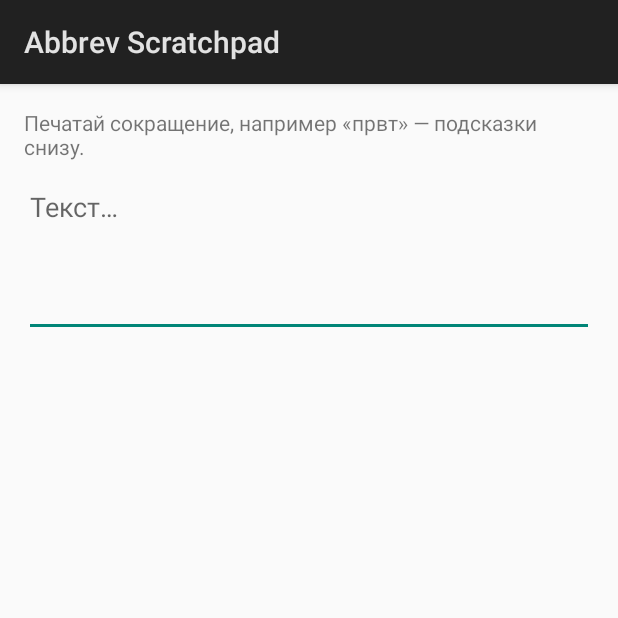
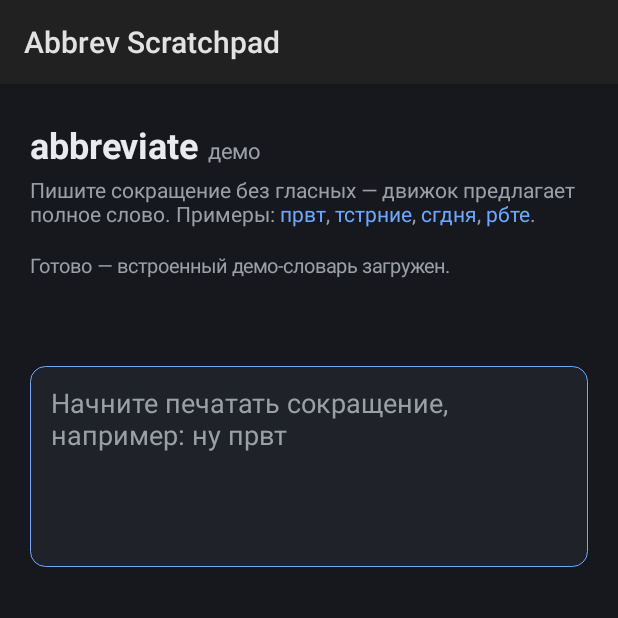
Before and after one commit to PhysShell/abbreviate, an Android app: the screen it shows after launch (ScratchpadActivity), on a phone screen of 412 x 824 dp, the top half of it. Run offline under Robolectric (Android 15) with nearby library versions, the phone set to English and light mode, and no system bars; 1 statement that could not run was skipped.

Commit message:
android: restyle scratchpad to match the web demo
Mirror platforms/web look in the scratchpad shell:
- dark palette lifted from web/style.css (bg/panel/ink/accent/border)
- numbered suggestion chips; the selected one goes accent + bold (badge
  border too), like the first chip on the web
- header + hint with accent-tinted example abbreviations, a status line,
  and a panelled EditText with an accent focus ring

Also: insert "form " (trailing space) on accept so the next abbreviation
starts clean (matches the web), digit keys 1–9 pick a suggestion on a
hardware keyboard, and a Log.d("Abbrev", …) on accept for on-device
diagnostics. Pure shell/TextHost changes — SuggestionController and the
engine port are untouched.

```diff
--- a/platforms/android/app/src/main/java/com/physshell/abbreviate/ScratchpadActivity.kt
+++ b/platforms/android/app/src/main/java/com/physshell/abbreviate/ScratchpadActivity.kt
@@ -3,31 +3,40 @@ package com.physshell.abbreviate
 import android.app.Activity
 import android.graphics.Color
 import android.graphics.Typeface
+import android.graphics.drawable.GradientDrawable
 import android.os.Bundle
 import android.text.Editable
+import android.text.SpannableStringBuilder
+import android.text.Spanned
 import android.text.TextWatcher
+import android.text.style.ForegroundColorSpan
+import android.text.style.RelativeSizeSpan
+import android.text.style.StyleSpan
+import android.util.Log
 import android.util.TypedValue
 import android.view.Gravity
 import android.view.KeyEvent
 import android.view.ViewGroup.LayoutParams.MATCH_PARENT
 import android.view.ViewGroup.LayoutParams.WRAP_CONTENT
-import android.widget.Button
 import android.widget.EditText
 import android.widget.HorizontalScrollView
 import android.widget.LinearLayout
 import android.widget.TextView
+import com.physshell.abbreviate.controller.StripState
 import com.physshell.abbreviate.controller.SuggestionController
-import com.physshell.abbreviate.controller.StripState
 import com.physshell.abbreviate.engine.UniffiSuggestionPort
 import com.physshell.abbreviate.host.TextHost
 
 /**
  * A minimal on-device scratchpad: type abbreviations into the field, the strip
- * offers expansions, tap (or dpad + center) to insert. Its only job is to prove
- * the full loop on a real device — the UniFFI binding loads, the engine ranks,
- * and the [SuggestionController]/[TextHost] seam works — without committing to a
- * full keyboard. The same controller will drive the eventual IME/accessibility
- * shells; only the [TextHost] below is shell-specific.
+ * offers expansions, tap (or dpad / digit keys) to insert. Its only job is to
+ * prove the full loop on a real device — the UniFFI binding loads, the engine
+ * ranks, and the [SuggestionController]/[TextHost] seam works — without
+ * committing to a full keyboard. The same controller will drive the eventual
+ * IME/accessibility shells; only the [TextHost] below is shell-specific.
+ *
+ * The look deliberately mirrors the web demo (`platforms/web`): dark panel,
+ * accent-coloured top suggestion, numbered chips.
  */
 class ScratchpadActivity : Activity(), TextHost {
 
@@ -44,20 +53,45 @@ class ScratchpadActivity : Activity(), TextHost {
 
         val root = LinearLayout(this).apply {
             orientation = LinearLayout.VERTICAL
-            setPadding(dp(16), dp(16), dp(16), dp(16))
+            setBackgroundColor(BG)
+            setPadding(dp(20), dp(24), dp(20), dp(24))
         }
 
+        root.addView(title())
+        root.addView(hint())
         root.addView(
             TextView(this).apply {
-                text = "Печатай сокращение, например «првт» — подсказки снизу."
-                setPadding(0, 0, 0, dp(8))
+                text = "Готово — встроенный демо-словарь загружен."
+                setTextColor(MUTED)
+                setTextSize(TypedValue.COMPLEX_UNIT_SP, 13f)
+                setPadding(0, dp(4), 0, dp(8))
             },
         )
 
+        strip = LinearLayout(this).apply {
+            orientation = LinearLayout.HORIZONTAL
+            gravity = Gravity.CENTER_VERTICAL
+            minimumHeight = dp(42)
+        }
+        root.addView(
+            HorizontalScrollView(this).apply {
+                isFillViewport = true
+                isHorizontalScrollBarEnabled = false
+                addView(strip)
+            },
+            LinearLayout.LayoutParams(MATCH_PARENT, WRAP_CONTENT).apply { bottomMargin = dp(8) },
+        )
+
         editor = EditText(this).apply {
-            hint = "Текст…"
-            setLines(4)
+            hint = "Начните печатать сокращение, например: ну првт"
+            setLines(5)
             gravity = Gravity.TOP or Gravity.START
+            setTextColor(INK)
+            setHintTextColor(MUTED)
+            background = panel(BORDER)
+            setPadding(dp(14), dp(12), dp(14), dp(12))
+            // Accent focus ring, like `#editor:focus` on the web.
+            setOnFocusChangeListener { _, focused -> background = panel(if (focused) ACCENT else BORDER) }
             addTextChangedListener(object : TextWatcher {
                 override fun beforeTextChanged(s: CharSequence?, a: Int, b: Int, c: Int) {}
                 override fun onTextChanged(s: CharSequence?, a: Int, b: Int, c: Int) {}
@@ -68,16 +102,8 @@ class ScratchpadActivity : Activity(), TextHost {
         }
         root.addView(editor, LinearLayout.LayoutParams(MATCH_PARENT, WRAP_CONTENT))
 
-        strip = LinearLayout(this).apply { orientation = LinearLayout.HORIZONTAL }
-        root.addView(
-            HorizontalScrollView(this).apply {
-                isFillViewport = true
-                addView(strip)
-            },
-            LinearLayout.LayoutParams(MATCH_PARENT, WRAP_CONTENT).apply { topMargin = dp(8) },
-        )
-
         setContentView(root)
+        editor.requestFocus()
     }
 
     // --- TextHost: the only shell-specific text plumbing -------------------
@@ -95,10 +121,44 @@ class ScratchpadActivity : Activity(), TextHost {
         if (editor.text.substring(start, caret) != token) return
         applying = true
         try {
-            editor.text.replace(start, caret, replacement)
-            editor.setSelection(start + replacement.length)
+            // Insert "form " (trailing space) so the next abbreviation starts clean,
+            // matching the web demo's accept behaviour.
+            editor.text.replace(start, caret, "$replacement ")
+            editor.setSelection(start + replacement.length + 1)
         } finally {
             applying = false
+        }
+    }
+
+    // --- Header ------------------------------------------------------------
+
+    private fun title(): TextView {
+        val s = SpannableStringBuilder("abbreviate  демо")
+        s.setSpan(StyleSpan(Typeface.BOLD), 0, 10, Spanned.SPAN_INCLUSIVE_EXCLUSIVE)
+        s.setSpan(ForegroundColorSpan(MUTED), 10, s.length, Spanned.SPAN_INCLUSIVE_EXCLUSIVE)
+        s.setSpan(RelativeSizeSpan(0.6f), 10, s.length, Spanned.SPAN_INCLUSIVE_EXCLUSIVE)
+        return TextView(this).apply {
+            text = s
+            setTextColor(INK)
+            setTextSize(TypedValue.COMPLEX_UNIT_SP, 24f)
+            setPadding(0, 0, 0, dp(4))
+        }
+    }
+
+    private fun hint(): TextView {
+        val full = "Пишите сокращение без гласных — движок предлагает полное слово. " +
+            "Примеры: првт, тстрние, сгдня, рбте."
+        val s = SpannableStringBuilder(full)
+        // Tint the example abbreviations with the accent, like the <code> chips.
+        for (ex in listOf("првт", "тстрние", "сгдня", "рбте")) {
+            val at = full.indexOf(ex)
+            if (at >= 0) s.setSpan(ForegroundColorSpan(ACCENT), at, at + ex.length, Spanned.SPAN_INCLUSIVE_EXCLUSIVE)
+        }
+        return TextView(this).apply {
+            text = s
+            setTextColor(MUTED)
+            setTextSize(TypedValue.COMPLEX_UNIT_SP, 14f)
+            setPadding(0, 0, 0, dp(12))
         }
     }
 
@@ -107,42 +167,106 @@ class ScratchpadActivity : Activity(), TextHost {
     private fun render(state: StripState) {
         strip.removeAllViews()
         state.items.forEachIndexed { i, item ->
+            val selected = i == state.selected
+            val chip = LinearLayout(this).apply {
+                orientation = LinearLayout.HORIZONTAL
+                gravity = Gravity.CENTER_VERTICAL
+                background = chipBackground(selected)
+                setPadding(dp(8), dp(6), dp(10), dp(6))
+                isClickable = true
+                setOnClickListener {
+                    controller.select(i)
+                    accept(i)
+                }
+            }
+            if (i < 9) {
+                chip.addView(
+                    TextView(this).apply {
+                        text = (i + 1).toString()
+                        gravity = Gravity.CENTER
+                        setTextColor(if (selected) ACCENT else MUTED)
+                        setTextSize(TypedValue.COMPLEX_UNIT_SP, 11f)
+                        background = badgeBackground(selected)
+                        minWidth = dp(18)
+                        setPadding(dp(5), dp(1), dp(5), dp(1))
+                    },
+                    LinearLayout.LayoutParams(WRAP_CONTENT, WRAP_CONTENT).apply { rightMargin = dp(6) },
+                )
+            }
+            chip.addView(
+                TextView(this).apply {
+                    text = item.form
+                    setTextColor(if (selected) ACCENT else INK)
+                    setTextSize(TypedValue.COMPLEX_UNIT_SP, 16f)
+                    setTypeface(typeface, if (selected) Typeface.BOLD else Typeface.NORMAL)
+                },
+            )
             strip.addView(
-                Button(this).apply {
-                    text = "${i + 1}. ${item.form}"
-                    isAllCaps = false
-                    typeface = if (i == state.selected) Typeface.DEFAULT_BOLD else Typeface.DEFAULT
-                    setBackgroundColor(if (i == state.selected) HIGHLIGHT else Color.TRANSPARENT)
-                    setOnClickListener {
-                        controller.select(i)
-                        controller.accept(this@ScratchpadActivity, i)
-                        render(controller.refresh(textBeforeCursor()))
-                    }
-                },
+                chip,
+                LinearLayout.LayoutParams(WRAP_CONTENT, WRAP_CONTENT).apply { rightMargin = dp(8) },
             )
         }
     }
 
+    /** Commit suggestion [index] and recompute the strip from the new caret. */
+    private fun accept(index: Int) {
+        val form = controller.accept(this, index)
+        Log.d(TAG, "accept[$index] → ${form ?: "(stale)"}")
+        render(controller.refresh(textBeforeCursor()))
+    }
+
     // Hardware-keyboard / dpad navigation. On a soft keyboard the strip is
-    // tap-driven; this mirrors the digit/arrow selection the IME shell will use.
+    // tap-driven; this mirrors the digit/arrow selection the web demo and the
+    // eventual IME shell use.
     override fun onKeyDown(keyCode: Int, event: KeyEvent): Boolean {
         if (controller.state.isEmpty) return super.onKeyDown(keyCode, event)
         when (keyCode) {
             KeyEvent.KEYCODE_DPAD_LEFT -> render(controller.moveSelection(-1))
             KeyEvent.KEYCODE_DPAD_RIGHT -> render(controller.moveSelection(1))
-            KeyEvent.KEYCODE_DPAD_CENTER, KeyEvent.KEYCODE_ENTER -> {
-                controller.accept(this)
-                render(controller.refresh(textBeforeCursor()))
+            KeyEvent.KEYCODE_DPAD_CENTER, KeyEvent.KEYCODE_ENTER -> accept(controller.state.selected)
+            in KeyEvent.KEYCODE_1..KeyEvent.KEYCODE_9 -> {
+                val idx = keyCode - KeyEvent.KEYCODE_1
+                if (idx >= controller.state.items.size) return super.onKeyDown(keyCode, event)
+                accept(idx)
             }
             else -> return super.onKeyDown(keyCode, event)
         }
         return true
     }
 
+    // --- Styling helpers (palette mirrors platforms/web/style.css) ---------
+
+    private fun panel(stroke: Int) = GradientDrawable().apply {
+        setColor(PANEL)
+        cornerRadius = dp(10).toFloat()
+        setStroke(dp(1), stroke)
+    }
+
+    private fun chipBackground(selected: Boolean) = GradientDrawable().apply {
+        setColor(if (selected) HOVER else PANEL)
+        cornerRadius = dp(10).toFloat()
+        setStroke(dp(1), if (selected) ACCENT else BORDER)
+    }
+
+    private fun badgeBackground(selected: Boolean) = GradientDrawable().apply {
+        setColor(Color.TRANSPARENT)
+        cornerRadius = dp(4).toFloat()
+        setStroke(dp(1), if (selected) ACCENT else BORDER)
+    }
+
     private fun dp(v: Int): Int =
         TypedValue.applyDimension(TypedValue.COMPLEX_UNIT_DIP, v.toFloat(), resources.displayMetrics).toInt()
 
     companion object {
-        private val HIGHLIGHT = Color.parseColor("#FFE0E0FF")
+        private const val TAG = "Abbrev"
+
+        // Palette lifted from platforms/web/style.css :root.
+        private val BG = Color.parseColor("#16181D")
+        private val PANEL = Color.parseColor("#1F2229")
+        private val INK = Color.parseColor("#E8EAED")
+        private val MUTED = Color.parseColor("#9AA0A6")
+        private val ACCENT = Color.parseColor("#6EA8FE")
+        private val BORDER = Color.parseColor("#2C303A")
+        private val HOVER = Color.parseColor("#272B34")
     }
 }
```
